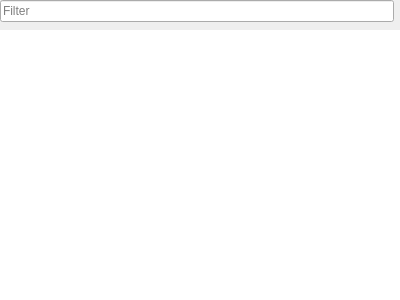
Above: client/nx_client_desktop/src/ui/widgets/resource_tree_widget.ui from networkoptix/nx_open before the change. Below: the same form after it.
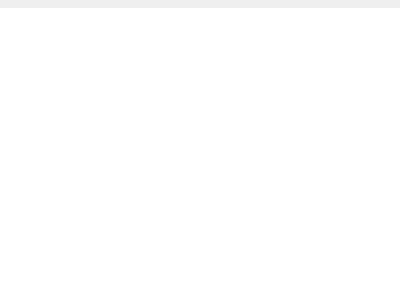
That is the form after the change. Custom widgets are drawn as their Qt base class.

Commit message:
VMS-7916 - Search edit control
<==== Mercurial data ====>
Branch: x_VMS-7916_resource_panel_search

```diff
--- a/client/nx_client_desktop/src/ui/widgets/resource_tree_widget.ui
+++ b/client/nx_client_desktop/src/ui/widgets/resource_tree_widget.ui
@@ -12,13 +12,13 @@
   </property>
   <layout class="QVBoxLayout" name="verticalLayout">
    <property name="spacing">
-    <number>8</number>
+    <number>0</number>
    </property>
    <property name="leftMargin">
     <number>0</number>
    </property>
    <property name="topMargin">
-    <number>0</number>
+    <number>8</number>
    </property>
    <property name="rightMargin">
     <number>0</number>
@@ -39,14 +39,14 @@
        <number>0</number>
       </property>
       <property name="rightMargin">
-       <number>6</number>
+       <number>2</number>
       </property>
       <property name="bottomMargin">
        <number>0</number>
       </property>
       <item>
-       <widget class="QLineEdit" name="filterLineEdit">
-        <property name="placeholderText">
+       <widget class="nx::client::desktop::SearchEdit" name="filterLineEdit" native="true">
+        <property name="placeholderText" stdset="0">
          <string>Filter</string>
         </property>
        </widget>
@@ -96,6 +96,11 @@
    <extends>QTreeView</extends>
    <header location="global">ui/widgets/common/tree_view.h</header>
   </customwidget>
+  <customwidget>
+   <class>nx::client::desktop::SearchEdit</class>
+   <extends>QWidget</extends>
+   <header location="global">nx/client/desktop/common/widgets/search_edit.h</header>
+  </customwidget>
  </customwidgets>
  <resources/>
  <connections/>
```
The commit also changes 10 other files.
